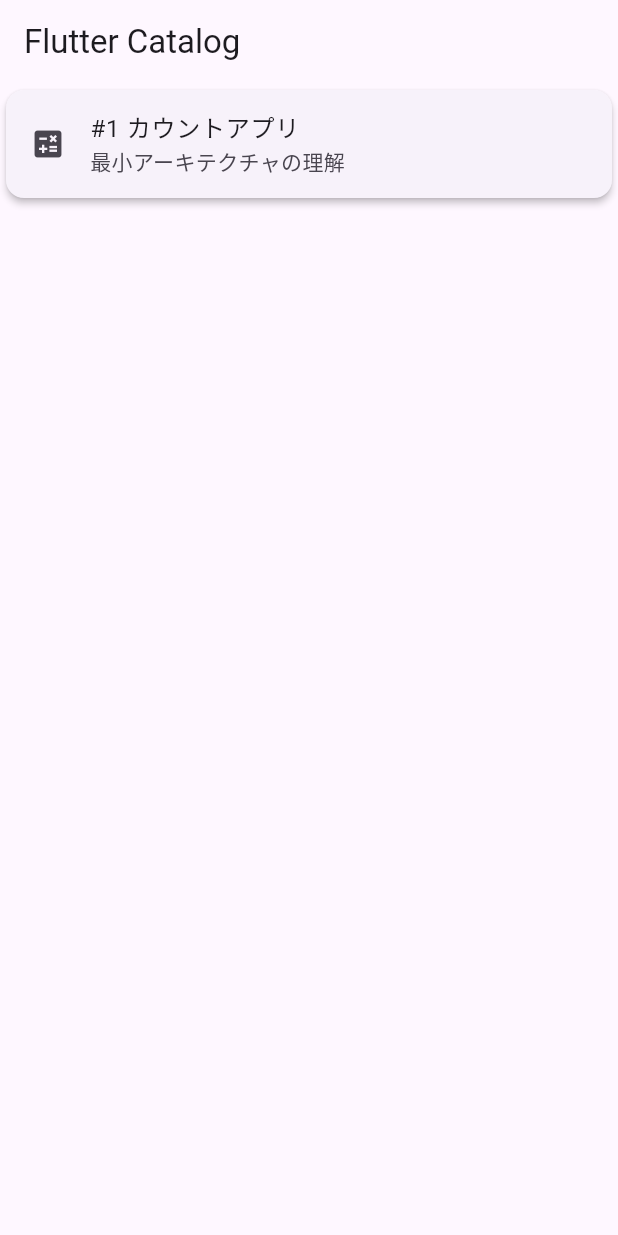
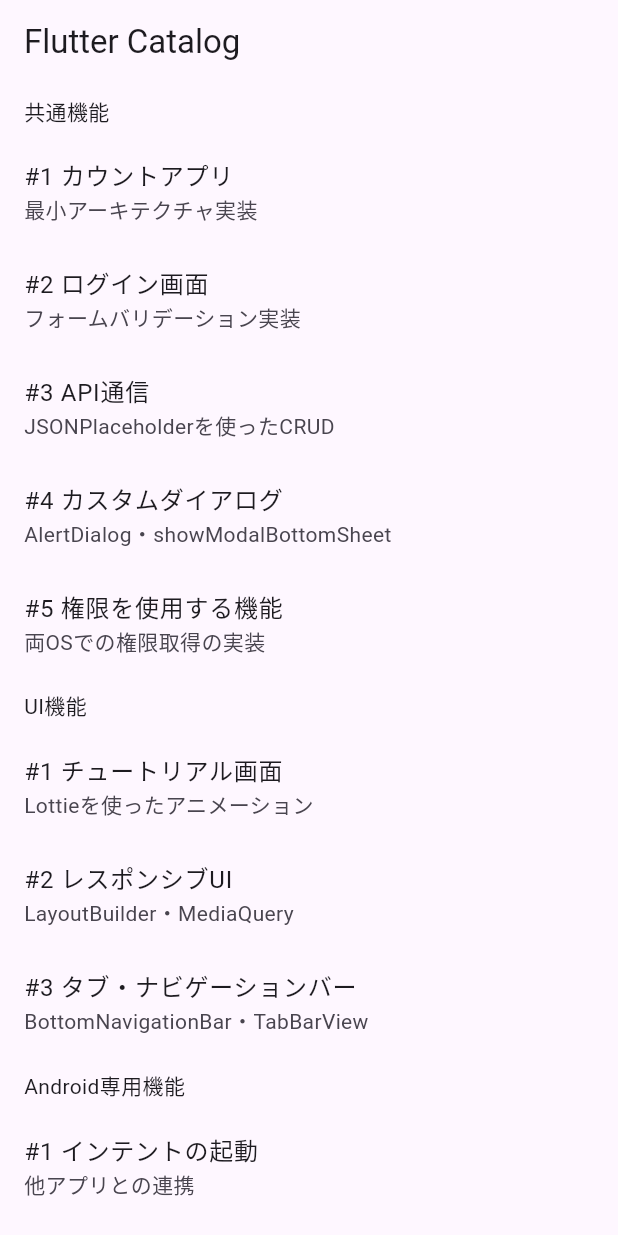
Before and after one commit to sakata-yu/flutter_catalog_app, a Flutter app: the screen it shows after launch, on a phone screen of 412 x 824 dp. Run offline on Flutter 3.47's test engine with Material 3 defaults, Android fonts, the phone set to English and light mode, and no system bars; our stand-ins replace auto_route, freezed_annotation, hooks_riverpod; generated files the repository leaves out were written again.

Commit message:
実装予定コンテンツの追加

```diff
--- a/lib/core/config/catalog_items.dart
+++ b/lib/core/config/catalog_items.dart
@@ -13,10 +13,86 @@ class CatalogItem {
   });
 }
 
-final List<CatalogItem> catalogItems = [
-  CatalogItem(
-    title: "#1 カウントアプリ",
-    detail: "最小アーキテクチャの理解",
-    route: const CountRoute(),
-  ),
-];
+class CatalogItems {
+  static const common = [
+    CatalogItem(
+      title: "#1 カウントアプリ",
+      detail: "最小アーキテクチャ実装",
+      route: CountRoute(),
+    ),
+    CatalogItem(
+      title: "#2 ログイン画面",
+      detail: "フォームバリデーション実装",
+      route: CountRoute(),
+    ),
+    CatalogItem(
+      title: "#3 API通信",
+      detail: "JSONPlaceholderを使ったCRUD",
+      route: CountRoute(),
+    ),
+    CatalogItem(
+      title: "#4 カスタムダイアログ",
+      detail: "AlertDialog・showModalBottomSheet",
+      route: CountRoute(),
+    ),
+    CatalogItem(
+      title: "#5 権限を使用する機能",
+      detail: "両OSでの権限取得の実装",
+      route: CountRoute(),
+    ),
+  ];
+
+  static const ui = [
+    CatalogItem(
+      title: "#1 チュートリアル画面",
+      detail: "Lottieを使ったアニメーション",
+      route: CountRoute(),
+    ),
+    CatalogItem(
+      title: "#2 レスポンシブUI",
+      detail: "LayoutBuilder・MediaQuery",
+      route: CountRoute(),
+    ),
+    CatalogItem(
+      title: "#3 タブ・ナビゲーションバー",
+      detail: "BottomNavigationBar・TabBarView",
+      route: CountRoute(),
+    ),
+  ];
+
+  static const android = [
+    CatalogItem(
+      title: "#1 インテントの起動",
+      detail: "他アプリとの連携",
+      route: CountRoute(),
+    ),
+    CatalogItem(
+      title: "#2 バックキー検出",
+      detail: "WillPopScope・SystemNavigator.pop制御",
+      route: CountRoute(),
+    ),
+    CatalogItem(
+      title: "#3 システムバー制御",
+      detail: "ステータスバー透過・色変更",
+      route: CountRoute(),
+    ),
+  ];
+
+  static const ios = [
+    CatalogItem(
+      title: "#1 Cupertino UI",
+      detail: "CupertinoButton・CupertinoAlertDialog",
+      route: CountRoute(),
+    ),
+    CatalogItem(
+      title: "#2 iOS風のスクロール挙動",
+      detail: "CupertinoScrollbar・BouncingScrollPhysics",
+      route: CountRoute(),
+    ),
+    CatalogItem(
+      title: "#3 SafeAreaの使い方",
+      detail: "ノッチ対応",
+      route: CountRoute(),
+    ),
+  ];
+}
--- a/lib/features/home/home_page.dart
+++ b/lib/features/home/home_page.dart
@@ -8,23 +8,65 @@ class HomePage extends StatelessWidget {
 
   @override
   Widget build(BuildContext context) {
+    final sections = [
+      {
+        'title': '共通機能',
+        'items': CatalogItems.common,
+      },
+      {
+        'title': 'UI機能',
+        'items': CatalogItems.ui,
+      },
+      {
+        'title': 'Android専用機能',
+        'items': CatalogItems.android,
+      },
+      {
+        'title': 'iOS専用機能',
+        'items': CatalogItems.ios,
+      },
+    ];
+
     return Scaffold(
       appBar: AppBar(title: const Text('Flutter Catalog')),
-      body: ListView.separated(
-        itemBuilder: (content, index) {
-          final item = catalogItems[index];
-          return Card(
-            elevation: 2,
-            child: ListTile(
-              leading: Icon(Icons.calculate),
-              title: Text(item.title),
-              subtitle: Text(item.detail),
-              onTap: () => context.router.push(item.route),
-            ),
-          );
+      body: ListView.builder(
+        itemCount: sections.fold<int>(
+          0,
+          (sum, section) => sum + 1 + (section['items'] as List).length,
+        ),
+        itemBuilder: (context, index) {
+          int currentIndex = 0;
+
+          for (final section in sections) {
+            final title = section['title'] as String;
+            final items = section['items'] as List<CatalogItem>;
+
+            if (index == currentIndex) {
+              return Padding(
+                padding:
+                    const EdgeInsets.symmetric(vertical: 8, horizontal: 16),
+                child: Text(
+                  title,
+                ),
+              );
+            }
+
+            currentIndex += 1;
+
+            if (index < currentIndex + items.length) {
+              final item = items[index - currentIndex];
+              return ListTile(
+                title: Text(item.title),
+                subtitle: Text(item.detail),
+                onTap: () => context.router.push(item.route),
+              );
+            }
+
+            currentIndex += items.length;
+          }
+
+          return SizedBox.shrink();
         },
-        separatorBuilder: (_, __) => const SizedBox(height: 5),
-        itemCount: catalogItems.length,
       ),
     );
   }
```
Also changed, not shown: 4 other files.
